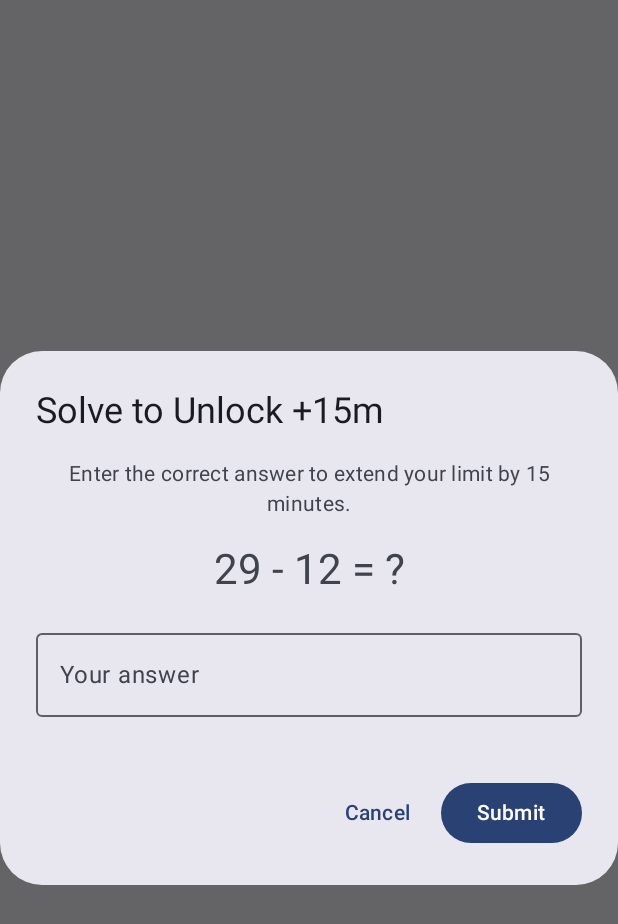
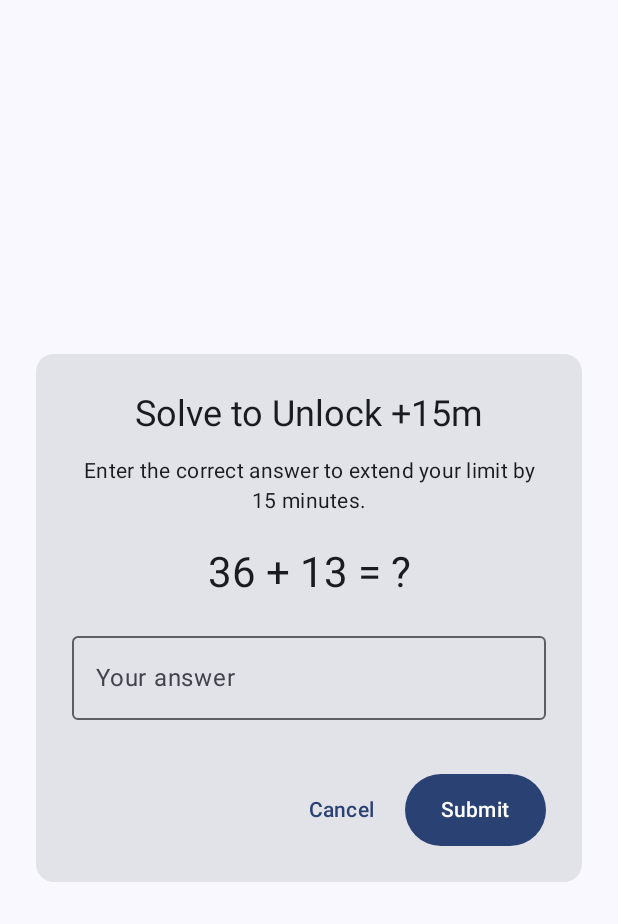
Before and after one commit to AuroraHEL/StopScrolling, an Android app built with Jetpack Compose: the composable MathQuizDialog shown on its own in the app's theme, on a phone screen of 412 x 824 dp. Shown: the top 924 px of the screen. Run offline under Robolectric (Android 15) with nearby library versions, the phone set to English and light mode, and no system bars.

Commit message:
Reset math quiz state and make UI overlay-safe

```diff
--- a/app/src/main/java/com/example/stopscrolling/ui/mathquiz/MathQuizDialog.kt
+++ b/app/src/main/java/com/example/stopscrolling/ui/mathquiz/MathQuizDialog.kt
@@ -1,61 +1,110 @@
 package com.example.stopscrolling.ui.mathquiz
 
+import androidx.compose.foundation.layout.Arrangement
 import androidx.compose.foundation.layout.Column
+import androidx.compose.foundation.layout.Row
 import androidx.compose.foundation.layout.Spacer
+import androidx.compose.foundation.layout.fillMaxSize
 import androidx.compose.foundation.layout.fillMaxWidth
 import androidx.compose.foundation.layout.height
+import androidx.compose.foundation.layout.heightIn
+import androidx.compose.foundation.layout.imePadding
+import androidx.compose.foundation.layout.padding
+import androidx.compose.foundation.layout.systemBarsPadding
+import androidx.compose.foundation.layout.width
+import androidx.compose.foundation.rememberScrollState
 import androidx.compose.foundation.text.KeyboardActions
 import androidx.compose.foundation.text.KeyboardOptions
-import androidx.compose.material3.AlertDialog
+import androidx.compose.foundation.verticalScroll
 import androidx.compose.material3.Button
+import androidx.compose.material3.Card
 import androidx.compose.material3.MaterialTheme
 import androidx.compose.material3.OutlinedTextField
+import androidx.compose.material3.Surface
 import androidx.compose.material3.Text
 import androidx.compose.material3.TextButton
 import androidx.compose.runtime.Composable
 import androidx.compose.runtime.LaunchedEffect
 import androidx.compose.runtime.getValue
+import androidx.compose.runtime.remember
 import androidx.compose.ui.Alignment
 import androidx.compose.ui.Modifier
+import androidx.compose.ui.focus.FocusRequester
+import androidx.compose.ui.focus.focusRequester
 import androidx.compose.ui.res.stringResource
+import androidx.compose.ui.semantics.heading
+import androidx.compose.ui.semantics.semantics
 import androidx.compose.ui.text.input.ImeAction
 import androidx.compose.ui.text.input.KeyboardType
 import androidx.compose.ui.text.style.TextAlign
+import androidx.compose.ui.tooling.preview.Preview
 import androidx.compose.ui.unit.dp
 import androidx.lifecycle.compose.collectAsStateWithLifecycle
 import androidx.lifecycle.viewmodel.compose.viewModel
 import com.example.stopscrolling.R
+import com.example.stopscrolling.ui.overlay.EXTENSION_MINUTES
+import com.example.stopscrolling.ui.theme.StopScrollingTheme
 
+/**
+ * Overlay-safe math quiz card shown when requesting a soft limit extension (US-19)
+ * Renders inside the existing Compose host without opening a separate Dialog window
+ */
 @Composable
 fun MathQuizDialog(
     onDismiss: () -> Unit,
     onQuizSolved: () -> Unit,
+    modifier: Modifier = Modifier,
+    extensionMinutes: Int = EXTENSION_MINUTES,
     viewModel: MathQuizViewModel = viewModel()
 ) {
     val state by viewModel.uiState.collectAsStateWithLifecycle()
+    val focusRequester = remember { FocusRequester() }
+
+    LaunchedEffect(Unit) {
+        focusRequester.requestFocus()
+    }
 
     LaunchedEffect(state.isSolved) {
         if (state.isSolved) {
+            viewModel.resetQuiz()
             onQuizSolved()
         }
     }
 
-    AlertDialog(
-        onDismissRequest = onDismiss,
-        title = {
-            Text(text = stringResource(R.string.math_quiz_title))
-        },
-        text = {
+    Surface(
+        modifier = modifier.fillMaxSize(),
+        color = MaterialTheme.colorScheme.background
+    ) {
         Column(
-                modifier = Modifier.fillMaxWidth(),
+            modifier = Modifier
+                .fillMaxSize()
+                .systemBarsPadding()
+                .imePadding()
+                .verticalScroll(rememberScrollState())
+                .padding(24.dp),
+            verticalArrangement = Arrangement.Center,
+            horizontalAlignment = Alignment.CenterHorizontally
+        ) {
+            Card(modifier = Modifier.fillMaxWidth()) {
+                Column(
+                    modifier = Modifier
+                        .fillMaxWidth()
+                        .padding(24.dp),
                     horizontalAlignment = Alignment.CenterHorizontally
                 ) {
                     Text(
-                    text = stringResource(R.string.math_quiz_subtitle),
+                        text = stringResource(R.string.math_quiz_title, extensionMinutes),
+                        style = MaterialTheme.typography.headlineSmall,
+                        textAlign = TextAlign.Center,
+                        modifier = Modifier.semantics { heading() }
+                    )
+                    Spacer(modifier = Modifier.height(12.dp))
+                    Text(
+                        text = stringResource(R.string.math_quiz_subtitle, extensionMinutes),
                         style = MaterialTheme.typography.bodyMedium,
                         textAlign = TextAlign.Center
                     )
-                Spacer(modifier = Modifier.height(16.dp))
+                    Spacer(modifier = Modifier.height(20.dp))
                     Text(
                         text = state.problem.expression,
                         style = MaterialTheme.typography.headlineMedium,
@@ -70,8 +119,12 @@ fun MathQuizDialog(
                         isError = state.error != MathQuizError.NONE,
                         supportingText = {
                             when (state.error) {
-                            MathQuizError.INVALID_NUMBER -> Text(stringResource(R.string.math_quiz_empty_error))
-                            MathQuizError.WRONG_ANSWER -> Text(stringResource(R.string.math_quiz_wrong_error))
+                                MathQuizError.INVALID_NUMBER -> Text(
+                                    stringResource(R.string.math_quiz_empty_error)
+                                )
+                                MathQuizError.WRONG_ANSWER -> Text(
+                                    stringResource(R.string.math_quiz_wrong_error)
+                                )
                                 MathQuizError.NONE -> {}
                             }
                         },
@@ -82,19 +135,46 @@ fun MathQuizDialog(
                         keyboardActions = KeyboardActions(
                             onDone = { viewModel.onSubmitAnswer() }
                         ),
-                    modifier = Modifier.fillMaxWidth()
+                        modifier = Modifier
+                            .fillMaxWidth()
+                            .focusRequester(focusRequester)
+                    )
+                    Spacer(modifier = Modifier.height(20.dp))
+                    Row(
+                        modifier = Modifier.fillMaxWidth(),
+                        horizontalArrangement = Arrangement.End
+                    ) {
+                        TextButton(
+                            onClick = {
+                                viewModel.resetQuiz()
+                                onDismiss()
+                            },
+                            modifier = Modifier.heightIn(min = 48.dp)
+                        ) {
+                            Text(stringResource(R.string.cancel))
+                        }
+                        Spacer(modifier = Modifier.width(8.dp))
+                        Button(
+                            onClick = { viewModel.onSubmitAnswer() },
+                            modifier = Modifier.heightIn(min = 48.dp)
+                        ) {
+                            Text(stringResource(R.string.submit))
+                        }
+                    }
+                }
+            }
+        }
+    }
+}
+
+@Preview(showBackground = true)
+@Composable
+private fun MathQuizDialogPreview() {
+    StopScrollingTheme {
+        MathQuizDialog(
+            onDismiss = {},
+            onQuizSolved = {},
+            viewModel = remember { MathQuizViewModel() }
         )
     }
-        },
-        confirmButton = {
-            Button(onClick = { viewModel.onSubmitAnswer() }) {
-                Text(stringResource(R.string.submit))
 }
-        },
-        dismissButton = {
-            TextButton(onClick = onDismiss) {
-                Text(stringResource(R.string.cancel))
-            }
-        }
-    )
-}
--- a/app/src/main/java/com/example/stopscrolling/ui/mathquiz/MathQuizViewModel.kt
+++ b/app/src/main/java/com/example/stopscrolling/ui/mathquiz/MathQuizViewModel.kt
@@ -14,6 +14,7 @@ enum class MathQuizError {
     WRONG_ANSWER
 }
 
+/** UI state for the math quiz challenge screen */
 data class MathQuizUiState(
     val problem: MathProblem = MathEquationGenerator.generate(),
     val userAnswerInput: String = "",
@@ -21,13 +22,14 @@ data class MathQuizUiState(
     val isSolved: Boolean = false
 )
 
+/** Manages the current math problem, input filtering, and answer validation */
 class MathQuizViewModel : ViewModel() {
 
     private val _uiState = MutableStateFlow(MathQuizUiState())
     val uiState: StateFlow<MathQuizUiState> = _uiState.asStateFlow()
 
     fun onAnswerChange(input: String) {
-        val filtered = input.filter { it.isDigit() }
+        val filtered = input.filter { it.isDigit() }.take(MAX_ANSWER_LENGTH)
         _uiState.update {
             it.copy(userAnswerInput = filtered, error = MathQuizError.NONE)
         }
@@ -54,4 +56,8 @@ class MathQuizViewModel : ViewModel() {
     fun resetQuiz() {
         _uiState.value = MathQuizUiState(problem = MathEquationGenerator.generate())
     }
+
+    companion object {
+        const val MAX_ANSWER_LENGTH = 6
+    }
 }
--- a/app/src/main/res/values/strings.xml
+++ b/app/src/main/res/values/strings.xml
@@ -34,8 +34,8 @@
     <string name="saving">Saving...</string>
     <string name="limit_update_error">Could not save changes. Please try again.</string>
 
-    <string name="math_quiz_title">Solve to Unlock +15m</string>
-    <string name="math_quiz_subtitle">Enter the correct answer to extend your limit by 15 minutes.</string>
+    <string name="math_quiz_title">Solve to Unlock +%1$dm</string>
+    <string name="math_quiz_subtitle">Enter the correct answer to extend your limit by %1$d minutes.</string>
     <string name="your_answer">Your answer</string>
     <string name="math_quiz_empty_error">Please enter a valid number</string>
     <string name="math_quiz_wrong_error">Incorrect answer. Try again!</string>
```
Also changed, not shown: 1 other file. Lines whose indentation alone changed are shown as unchanged.
